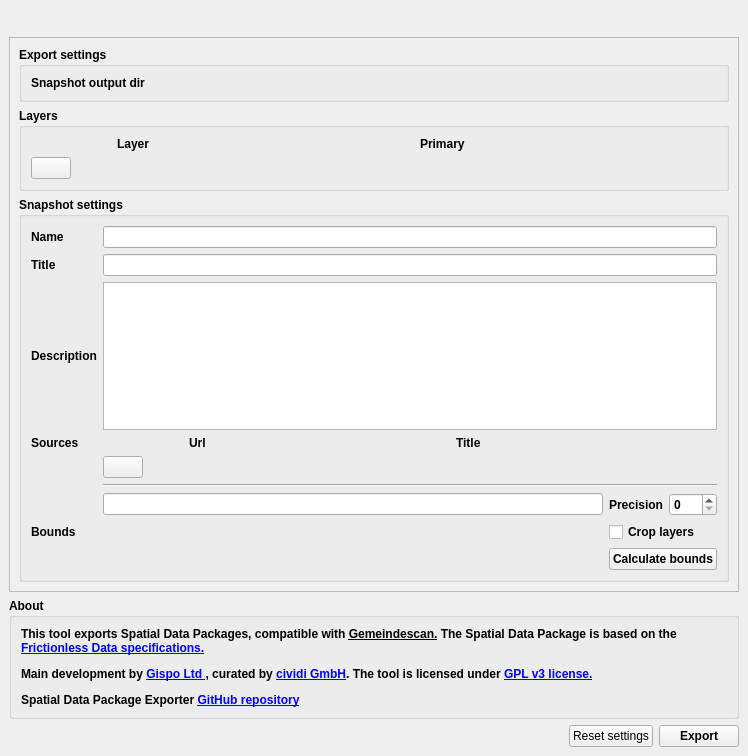
First picture: the form in SpatialDataPackageExport/resources/ui/main_dialog_dock.ui, repository cividi/spatial-data-package-export, before the edit.
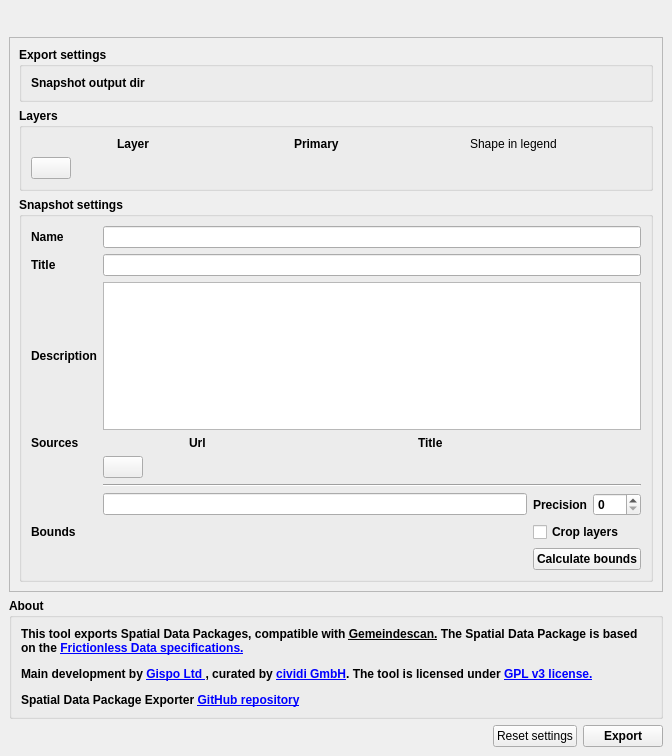
Second picture: the form after the edit. Custom widgets are drawn as their Qt base class.

Commit message: #10: Add combo box to choose legend shape for layer

```diff
--- a/SpatialDataPackageExport/resources/ui/main_dialog_dock.ui
+++ b/SpatialDataPackageExport/resources/ui/main_dialog_dock.ui
@@ -6,7 +6,7 @@
          <rect>
              <x>0</x>
              <y>0</y>
-             <width>748</width>
+             <width>672</width>
              <height>756</height>
          </rect>
      </property>
@@ -61,8 +61,8 @@
                          <property name="geometry">
                              <rect>
                                  <x>0</x>
-                                 <y>-22</y>
-                                 <width>714</width>
+                                 <y>-1</y>
+                                 <width>638</width>
                                  <height>531</height>
                              </rect>
                          </property>
@@ -142,7 +142,8 @@
                                      </property>
                                      <layout class="QVBoxLayout" name="verticalLayout_2">
                                          <item>
-                                             <layout class="QGridLayout" name="layer_grid" columnminimumwidth="0,150,0">
+                                             <layout class="QGridLayout" name="layer_grid"
+                                                     columnminimumwidth="0,150,0,0">
                                                  <item row="0" column="1">
                                                      <widget class="QLabel" name="label_2">
                                                          <property name="text">
@@ -170,6 +171,19 @@
                                                          </property>
                                                      </widget>
                                                  </item>
+                                                 <item row="0" column="3">
+                                                     <widget class="QLabel" name="label_4">
+                                                         <property name="font">
+                                                             <font>
+                                                                 <weight>50</weight>
+                                                                 <bold>false</bold>
+                                                             </font>
+                                                         </property>
+                                                         <property name="text">
+                                                             <string>Shape in legend</string>
+                                                         </property>
+                                                     </widget>
+                                                 </item>
                                              </layout>
                                          </item>
                                          <item>
@@ -408,16 +422,21 @@
                                          underline;&quot;&gt;
                                          Gemeindescan.&lt;/span&gt;&lt;/a&gt;
                                          The Spatial Data Package is based on the &lt;a href=&quot;https://frictionlessdata.io/&quot;&gt;&lt;span
-           style=&quot;
-           text-decoration: underline;&quot;&gt;Frictionless Data specifications.&lt;/span&gt;&lt;/a&gt;&lt;/p&gt;&lt;p&gt;Main
-           development by &lt;a href=&quot;https://www.gispo.fi/en/home/&quot;&gt;&lt;span style=&quot; text-decoration:
-           underline;&quot;&gt;Gispo Ltd &lt;/span&gt;&lt;/a&gt;, curated by &lt;a href=&quot;https://www.cividi.ch&quot;
-           &gt;&lt;span style=&quot; text-decoration:underline;&quot;&gt;cividi GmbH&lt;/span&gt;&lt;/a&gt;. The tool is
-           licensed
-           under &lt;a href=&quot;https://www.gnu.org/licenses/gpl-3.0.en.html&quot;&gt;&lt;span style=&quot;
-           text-decoration:
-           underline;&quot;&gt;GPL v3 license.&lt;/span&gt;&lt;/a&gt;&lt;/p&gt;&lt;p&gt;Spatial Data Package
-           Exporter &lt;a href=&quot;https://github.com/cividi/spatial-data-package-export&quot;&gt;&lt;span style=&quot;
+                                         style=&quot;
+                                         text-decoration: underline;&quot;&gt;Frictionless Data specifications.&lt;/span&gt;&lt;/a&gt;&lt;/p&gt;&lt;p&gt;Main
+                                         development by &lt;a href=&quot;https://www.gispo.fi/en/home/&quot;&gt;&lt;span
+                                         style=&quot; text-decoration:
+                                         underline;&quot;&gt;Gispo Ltd &lt;/span&gt;&lt;/a&gt;, curated by &lt;a href=&quot;https://www.cividi.ch&quot;
+                                         &gt;&lt;span style=&quot; text-decoration:underline;&quot;&gt;cividi GmbH&lt;/span&gt;&lt;/a&gt;.
+                                         The tool is
+                                         licensed
+                                         under &lt;a href=&quot;https://www.gnu.org/licenses/gpl-3.0.en.html&quot;&gt;&lt;span
+                                         style=&quot;
+                                         text-decoration:
+                                         underline;&quot;&gt;GPL v3 license.&lt;/span&gt;&lt;/a&gt;&lt;/p&gt;&lt;p&gt;Spatial
+                                         Data Package
+                                         Exporter &lt;a href=&quot;https://github.com/cividi/spatial-data-package-export&quot;&gt;&lt;span
+                                         style=&quot;
            text-decoration: underline;&quot;&gt;GitHub repository&lt;/span&gt;&lt;/a&gt;&lt;/p&gt;&lt;/body&gt;&lt;/html&gt;
           </string>
          </property>
```
The commit also changes 5 other files.
